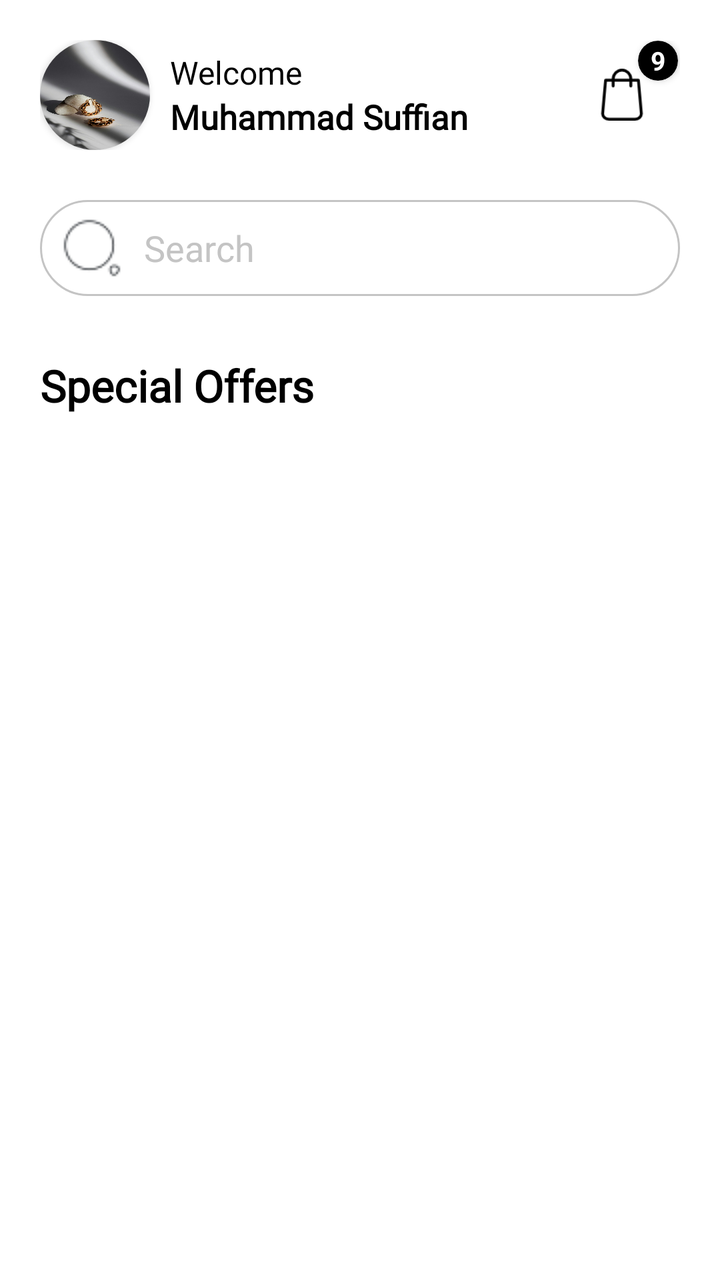
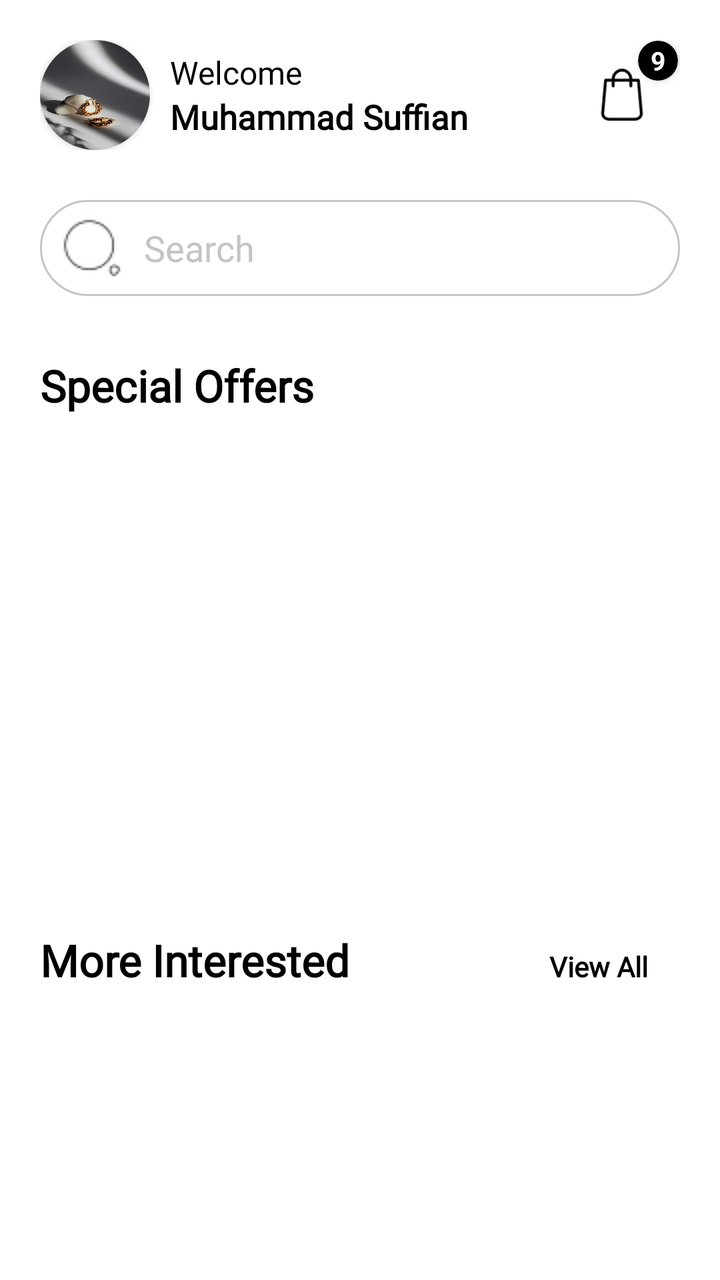

Before-and-after screenshots of an Android layout around one commit, followed by the original layout XML and the change that was made.
<!-- AndroidManifest.xml: application theme Theme.SparkleHaven -->
<!-- res/layout/fragment_home.xml -->
<?xml version="1.0" encoding="utf-8"?>
<androidx.constraintlayout.widget.ConstraintLayout xmlns:android="http://schemas.android.com/apk/res/android"
    xmlns:app="http://schemas.android.com/apk/res-auto"
    xmlns:tools="http://schemas.android.com/tools"
    android:layout_width="match_parent"
    android:layout_height="match_parent"
    android:background="@color/white"
    tools:context=".dashboard.navigation_fragments.home.HomeFragment">

    <LinearLayout
        android:layout_width="match_parent"
        android:layout_height="match_parent"
        android:orientation="vertical"
        android:padding="20dp">

        <LinearLayout
            android:layout_width="match_parent"
            android:layout_height="wrap_content"
            android:gravity="center"
            android:orientation="horizontal">

            <androidx.cardview.widget.CardView
                android:layout_width="55dp"
                android:layout_height="55dp"
                app:cardCornerRadius="45dp"
                app:cardBackgroundColor="@color/white">

                <ImageView
                    android:layout_width="match_parent"
                    android:layout_height="match_parent"
                    android:src="@drawable/splash_img"
                    android:scaleType="fitXY"/>

            </androidx.cardview.widget.CardView>

            <LinearLayout
                android:layout_width="0dp"
                android:layout_height="match_parent"
                android:layout_marginStart="10dp"
                android:gravity="center|start"
                android:layout_weight="1"
                android:orientation="vertical">

                <TextView
                    android:layout_width="wrap_content"
                    android:layout_height="wrap_content"
                    android:text="Welcome"
                    android:textColor="@color/black"
                    android:fontFamily="@font/lora_medium"
                    android:textSize="16sp"/>

                <TextView
                    android:layout_width="wrap_content"
                    android:layout_height="wrap_content"
                    android:text="Muhammad Suffian"
                    android:textColor="@color/black"
                    android:fontFamily="@font/lora_medium"
                    android:textStyle="bold"
                    android:textSize="17sp"/>

            </LinearLayout>

            <androidx.constraintlayout.widget.ConstraintLayout
                android:layout_width="56dp"
                android:layout_height="wrap_content"
                android:orientation="horizontal">

                <androidx.cardview.widget.CardView
                    android:layout_width="20dp"
                    android:layout_height="20dp"
                    app:cardBackgroundColor="@color/Black_Pure"
                    app:cardCornerRadius="30dp"
                    android:layout_marginBottom="20dp"
                    android:layout_marginEnd="6dp"
                    app:layout_constraintBottom_toBottomOf="@+id/imageView3"
                    app:layout_constraintEnd_toEndOf="parent"
                    app:layout_constraintStart_toEndOf="@+id/imageView3"
                    app:layout_constraintTop_toTopOf="parent">

                    <TextView
                        android:layout_width="match_parent"
                        android:layout_height="match_parent"
                        android:text="9"
                        android:textStyle="bold"
                        android:textSize="13sp"
                        android:textColor="@color/white"
                        android:textAlignment="center"
                        android:padding="1dp"
                        android:layout_marginBottom="4dp"/>

                </androidx.cardview.widget.CardView>

                <ImageView
                    android:id="@+id/imageView3"
                    android:layout_width="26dp"
                    android:layout_height="26dp"
                    android:src="@drawable/shopping_bag"
                    android:layout_marginEnd="2dp"
                    app:layout_constraintBottom_toBottomOf="parent"
                    app:layout_constraintEnd_toEndOf="parent"
                    app:layout_constraintStart_toStartOf="parent"
                    app:layout_constraintTop_toTopOf="parent" />

            </androidx.constraintlayout.widget.ConstraintLayout>

        </LinearLayout>

        <LinearLayout
            android:layout_width="match_parent"
            android:layout_height="match_parent"
            android:orientation="vertical">

            <EditText
                android:id="@+id/searchView"
                android:layout_width="match_parent"
                android:layout_height="48dp"
                android:layout_marginTop="25dp"
                android:background="@drawable/searchbar_background"
                android:padding="10dp"
                android:hint="Search"
                android:textColorHint="@color/Hint_Color"
                android:fontFamily="@font/lora_medium"
                android:drawableStart="@drawable/search_normal_32"
                android:drawablePadding="10dp"
                app:layout_constraintEnd_toEndOf="parent"
                app:layout_constraintStart_toStartOf="parent"
                app:layout_constraintTop_toTopOf="parent" />

            <TextView
                android:layout_width="wrap_content"
                android:layout_height="wrap_content"
                android:text="Special Offers"
                android:fontFamily="@font/lora_medium"
                android:textSize="22sp"
                android:layout_marginTop="30dp"
                android:textStyle="bold"
                android:textColor="@color/black"/>

            <androidx.viewpager2.widget.ViewPager2
                android:id="@+id/viewPagerImageSlider"
                android:layout_width="match_parent"
                android:layout_height="180dp"
                android:layout_marginTop="12dp"
                android:layout_marginStart="16dp"
                android:layout_marginEnd="16dp"/>

            <LinearLayout
                android:id="@+id/indicatorsLayout"
                android:layout_width="match_parent"
                android:layout_height="wrap_content"
                android:layout_marginTop="16dp"
                android:orientation="horizontal"
                android:gravity="center"/>

        </LinearLayout>

    </LinearLayout>

</androidx.constraintlayout.widget.ConstraintLayout>
<!-- resources referenced by this layout -->
<resources>
  <color name="Black_Pure">#FF000000</color>
  <color name="Hint_Color">#C4C4C4</color>
  <color name="black">#FF000000</color>
  <color name="white">#FFFFFFFF</color>
  <!-- drawable search_normal_32: png bitmap (drawable, 1073 bytes) -->
  <!-- drawable searchbar_background (drawable) -->
  <?xml version="1.0" encoding="utf-8"?>
  <shape android:shape="rectangle" xmlns:android="http://schemas.android.com/apk/res/android">
      <solid android:color="@color/white"/>
      <corners android:radius="45dp"/>
      <stroke android:color="@color/Hint_Color"
          android:width="1dp"/>
  
  </shape>
  <!-- drawable shopping_bag: png bitmap (drawable, 1223 bytes) -->
  <!-- drawable splash_img: jpg bitmap (drawable, 108863 bytes) -->
  <style name="Theme.SparkleHaven" parent="Base.Theme.SparkleHaven" />
  <style name="Base.Theme.SparkleHaven" parent="Theme.Material3.DayNight.NoActionBar">
          
          
      </style>
</resources>

<!-- the commit's change to res/layout/fragment_home.xml (unified diff, before → after) -->
@@ -1,5 +1,5 @@
 <?xml version="1.0" encoding="utf-8"?>
-<androidx.constraintlayout.widget.ConstraintLayout xmlns:android="http://schemas.android.com/apk/res/android"
+<androidx.core.widget.NestedScrollView xmlns:android="http://schemas.android.com/apk/res/android"
     xmlns:app="http://schemas.android.com/apk/res-auto"
     xmlns:tools="http://schemas.android.com/tools"
     android:layout_width="match_parent"
@@ -152,8 +152,53 @@
                 android:orientation="horizontal"
                 android:gravity="center"/>
 
+            <androidx.recyclerview.widget.RecyclerView
+                android:id="@+id/categoryHomeRecView"
+                android:layout_width="match_parent"
+                app:layoutManager="androidx.recyclerview.widget.LinearLayoutManager"
+                android:orientation="horizontal"
+                android:layout_marginTop="20dp"
+                android:layout_height="wrap_content"/>
+
+            <LinearLayout
+                android:layout_width="match_parent"
+                android:layout_height="wrap_content"
+                android:orientation="horizontal"
+                android:gravity="bottom"
+                android:layout_marginTop="30dp"
+                android:layout_marginBottom="20dp">
+
+                <TextView
+                    android:layout_width="wrap_content"
+                    android:layout_height="wrap_content"
+                    android:text="More Interested"
+                    android:layout_weight="1"
+                    android:fontFamily="@font/lora_medium"
+                    android:textSize="22sp"
+                    android:textStyle="bold"
+                    android:textColor="@color/black"/>
+
+                <TextView
+                    android:id="@+id/viewAllBtn"
+                    android:layout_width="wrap_content"
+                    android:layout_height="wrap_content"
+                    android:text="View All"
+                    android:textColor="@color/black"
+                    android:layout_marginEnd="16dp"
+                    android:fontFamily="@font/lora_medium"
+                    android:textStyle="bold"/>
+
+            </LinearLayout>
+
+            <androidx.recyclerview.widget.RecyclerView
+                android:id="@+id/productItemsRecView"
+                android:layout_width="match_parent"
+                android:layout_height="wrap_content"
+                android:layout_marginBottom="24dp"
+                android:nestedScrollingEnabled="false"/>
+
         </LinearLayout>
 
     </LinearLayout>
 
-</androidx.constraintlayout.widget.ConstraintLayout>
+</androidx.core.widget.NestedScrollView>
